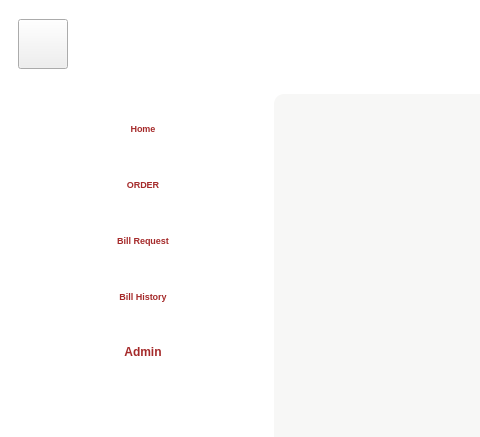
This is ui/dyner.ui in Anmol-A-jain/Dyner as Qt 5 draws it before an edit; both pictures show x 0 to 480 and y 0 to 437 of the 800 by 600 pixel window. The edited form follows.
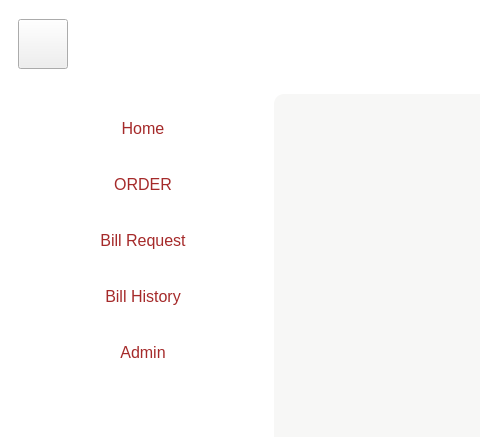
This is the edited form. Icons and pictures are not drawn.

```diff
--- a/ui/dyner.ui
+++ b/ui/dyner.ui
@@ -174,9 +174,11 @@
               </property>
               <property name="font">
                <font>
-                <pointsize>7</pointsize>
-                <weight>75</weight>
-                <bold>true</bold>
+                <family>MS Shell Dlg 2</family>
+                <pointsize>12</pointsize>
+                <weight>50</weight>
+                <italic>false</italic>
+                <bold>false</bold>
                </font>
               </property>
               <property name="styleSheet">
@@ -200,9 +202,11 @@
               </property>
               <property name="font">
                <font>
-                <pointsize>7</pointsize>
-                <weight>75</weight>
-                <bold>true</bold>
+                <family>MS Shell Dlg 2</family>
+                <pointsize>12</pointsize>
+                <weight>50</weight>
+                <italic>false</italic>
+                <bold>false</bold>
                </font>
               </property>
               <property name="styleSheet">
@@ -226,9 +230,11 @@
               </property>
               <property name="font">
                <font>
-                <pointsize>7</pointsize>
-                <weight>75</weight>
-                <bold>true</bold>
+                <family>MS Shell Dlg 2</family>
+                <pointsize>12</pointsize>
+                <weight>50</weight>
+                <italic>false</italic>
+                <bold>false</bold>
                </font>
               </property>
               <property name="styleSheet">
@@ -252,9 +258,11 @@
               </property>
               <property name="font">
                <font>
-                <pointsize>7</pointsize>
-                <weight>75</weight>
-                <bold>true</bold>
+                <family>MS Shell Dlg 2</family>
+                <pointsize>12</pointsize>
+                <weight>50</weight>
+                <italic>false</italic>
+                <bold>false</bold>
                </font>
               </property>
               <property name="styleSheet">
@@ -278,8 +286,11 @@
               </property>
               <property name="font">
                <font>
-                <weight>75</weight>
-                <bold>true</bold>
+                <family>MS Shell Dlg 2</family>
+                <pointsize>12</pointsize>
+                <weight>50</weight>
+                <italic>false</italic>
+                <bold>false</bold>
                </font>
               </property>
               <property name="styleSheet">
```
Left out of the diff: 2 changed lines with no effect on the pictures.
